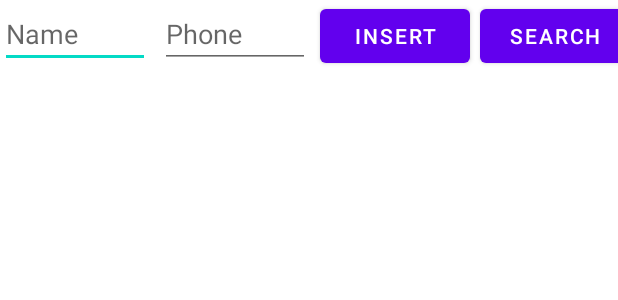
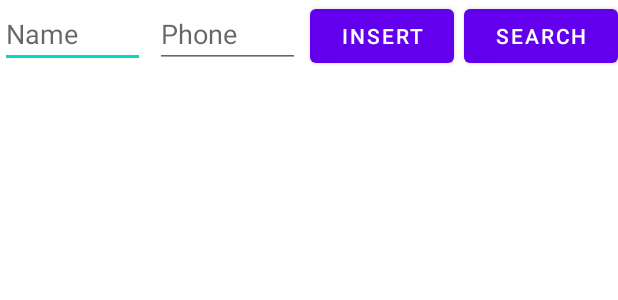
Before and after one commit to noamlasry/Contacts, an Android app: the layout activity_main.xml on its own in the app's theme, with its tools: preview values and no code run, on a phone screen of 412 x 824 dp. Shown: the top 300 px of the screen. Run offline under Robolectric (Android 15) with nearby library versions, the phone set to English and light mode, and no system bars.

Commit message:
layout and search button work good know.

```diff
--- a/app/src/main/java/com/noamls_amirbs/ex3/MainActivity.java
+++ b/app/src/main/java/com/noamls_amirbs/ex3/MainActivity.java
@@ -58,7 +58,6 @@ public class MainActivity extends AppCompatActivity implements View.OnClickListe
         listView = findViewById(R.id.lstViewID);
 
         createDB();
-
         vec = showContacts();
         displayContact(vec);
 
@@ -111,8 +110,6 @@ public class MainActivity extends AppCompatActivity implements View.OnClickListe
 
         }
 
-        @NonNull
-        @Override
         public View getView(int position, @Nullable View convertView, @NonNull ViewGroup parent) {
             LayoutInflater layoutInflater = (LayoutInflater)getApplicationContext().getSystemService(Context.LAYOUT_INFLATER_SERVICE);
             View row = layoutInflater.inflate(R.layout.row, parent, false);
@@ -216,6 +213,7 @@ public class MainActivity extends AppCompatActivity implements View.OnClickListe
     {
         Vector <String> vec = new Vector<>();
         Vector <Boolean> phoneNameBool = new Vector<>();
+        hasPhoneNum.removeAllElements();
 
         String sql = "SELECT * FROM contacts";
         Cursor cursor = contactsDB.rawQuery(sql, null);
@@ -229,12 +227,19 @@ public class MainActivity extends AppCompatActivity implements View.OnClickListe
                 contactList =  name  +"  "+ phone ;
 
                 if(contactList.toLowerCase().contains(nameField.getText().toString().toLowerCase())&&contactList.toLowerCase().contains(phoneField.getText().toString().toLowerCase()))
+                {
                     vec.addElement(contactList);
+                    if(phone.matches(""))
+                        hasPhoneNum.addElement(false);
+                    else
+                        hasPhoneNum.addElement(true);
+                }
+
 
             } while (cursor.moveToNext());
         } else { Toast.makeText(this, "No Results to Show", Toast.LENGTH_SHORT).show(); }
-        hasPhoneNum.removeAllElements();
-        showContacts();
+
+        //showContacts();
         displayContact(vec);
     }
     public String getIdContact(int curId)
--- a/app/src/main/res/layout/activity_main.xml
+++ b/app/src/main/res/layout/activity_main.xml
@@ -9,41 +9,41 @@
 
 
     <LinearLayout
-        android:orientation="horizontal"
-        android:layout_width="wrap_content"
-        android:layout_height="wrap_content">
+        android:layout_width="match_parent"
+        android:layout_height="wrap_content"
+        android:orientation="horizontal">
 
         <EditText
-            android:layout_width="100dp"
+            android:id="@+id/name_id"
+            android:layout_width="match_parent"
             android:layout_height="wrap_content"
+            android:layout_weight="1"
             android:layout_marginRight="10px"
-            android:id="@+id/name_id"
-            android:hint="Name"
-            />
+            android:hint="Name" />
 
 
         <EditText
-            android:layout_width="100dp"
+            android:id="@+id/phone_id"
+            android:layout_width="match_parent"
             android:layout_height="wrap_content"
-            android:id="@+id/phone_id"
+            android:layout_weight="1"
             android:layout_marginRight="10px"
-            android:hint="Phone"
-            />
+            android:hint="Phone" />
 
         <Button
-            android:layout_width="100dp"
+            android:id="@+id/insert_id"
+            android:layout_width="match_parent"
             android:layout_height="wrap_content"
-            android:id="@+id/insert_id"
+            android:layout_weight="1"
             android:layout_marginRight="10px"
-            android:text="INSERT"
-            />
+            android:text="INSERT" />
 
         <Button
-            android:layout_width="100dp"
+            android:id="@+id/search_id"
+            android:layout_width="match_parent"
             android:layout_height="wrap_content"
-            android:id="@+id/search_id"
-            android:text="SEARCH"
-            />
+            android:layout_weight="1"
+            android:text="SEARCH" />
 
     </LinearLayout>
     <ListView
--- a/app/src/main/res/layout/row.xml
+++ b/app/src/main/res/layout/row.xml
@@ -28,6 +28,7 @@
             android:src="@mipmap/ic_launcher" />
 
 
+
         <!--so our layout is set-->
 
     </LinearLayout>
```
